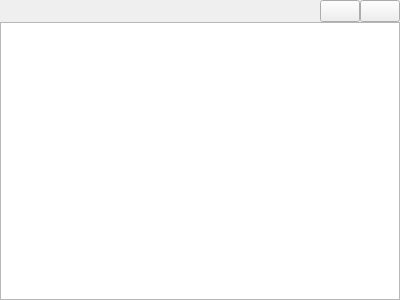
Before: the Qt Designer form src/widget/frameformulalist.ui in zwpwjwtz/MassCalculator, drawn with Qt 5.
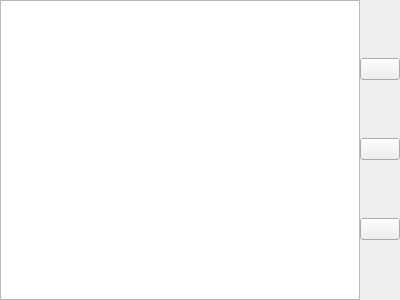
After: the same form once the commit is applied. Icons and pictures are not drawn.

Commit message: Add a button for removing formula from the result list.

Diff of the .ui file:
```diff
--- a/src/widget/frameformulalist.ui
+++ b/src/widget/frameformulalist.ui
@@ -13,7 +13,7 @@
   <property name="windowTitle">
    <string>Query result</string>
   </property>
-  <layout class="QVBoxLayout" name="verticalLayout">
+  <layout class="QHBoxLayout" name="horizontalLayout">
    <property name="spacing">
     <number>0</number>
    </property>
@@ -30,22 +30,16 @@
     <number>0</number>
    </property>
    <item>
-    <layout class="QHBoxLayout" name="frameResultToolbar">
-     <item>
-      <spacer name="horizontalSpacer_2">
-       <property name="orientation">
-        <enum>Qt::Horizontal</enum>
-       </property>
-       <property name="sizeHint" stdset="0">
-        <size>
-         <width>40</width>
-         <height>20</height>
-        </size>
-       </property>
-      </spacer>
+    <widget class="QTableView" name="viewSearchResult">
+     <property name="editTriggers">
+      <set>QAbstractItemView::NoEditTriggers</set>
+     </property>
+    </widget>
      </item>
      <item>
-      <widget class="QPushButton" name="buttonOpenLink">
+    <layout class="QVBoxLayout" name="verticalLayout">
+     <item>
+      <widget class="QPushButton" name="buttonRemove">
        <property name="toolTip">
         <string>Search selected formula online (PubChem)</string>
        </property>
@@ -66,15 +60,19 @@
        </property>
       </widget>
      </item>
+     <item>
+      <widget class="QPushButton" name="buttonOpenLink">
+       <property name="toolTip">
+        <string>Search selected formula online (PubChem)</string>
+       </property>
+       <property name="icon">
+        <iconset resource="../resources.qrc">
+         <normaloff>:/icons/globe.png</normaloff>:/icons/globe.png</iconset>
+       </property>
+      </widget>
+     </item>
     </layout>
    </item>
-   <item>
-    <widget class="QTableView" name="viewSearchResult">
-     <property name="editTriggers">
-      <set>QAbstractItemView::NoEditTriggers</set>
-     </property>
-    </widget>
-   </item>
   </layout>
  </widget>
  <resources>
```
Left out of the diff: 4 changed lines with no effect on the pictures. Lines whose indentation alone changed are shown as unchanged. The commit also changes 4 other files.
